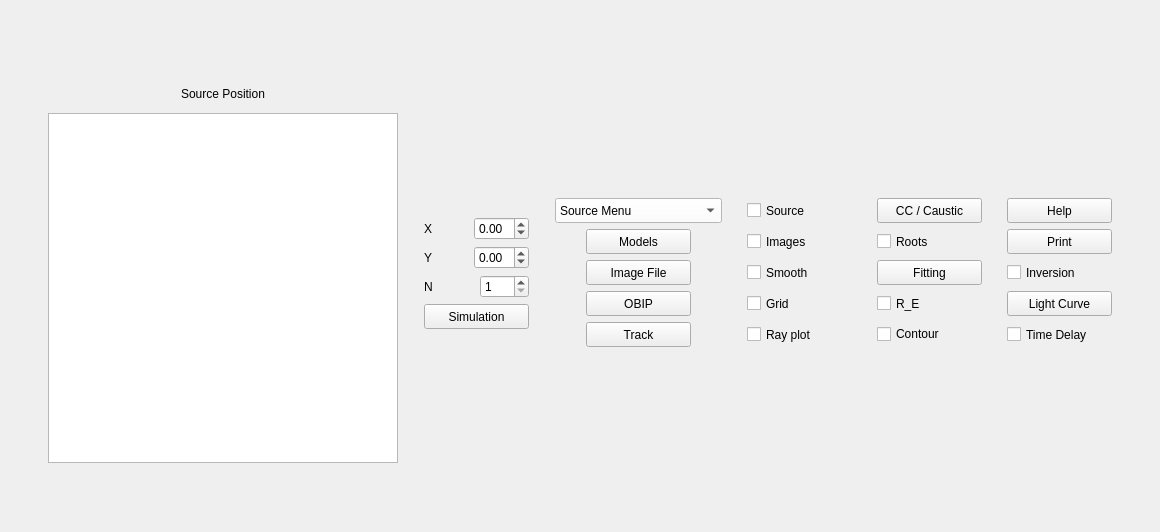
Above: src/gui/forms/mainwindow.ui from Vriur/xfglenses before the change. Below: the same form after it.
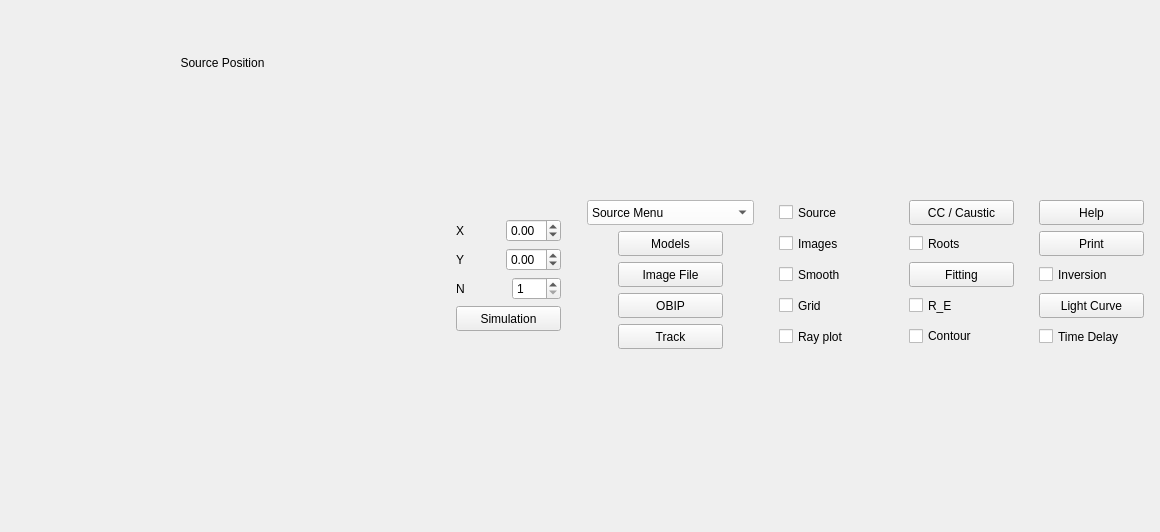
That is the form after the change. Custom widgets are drawn as their Qt base class.

Commit message: Source Graph

```diff
--- a/src/gui/forms/mainwindow.ui
+++ b/src/gui/forms/mainwindow.ui
@@ -102,17 +102,23 @@
            </widget>
           </item>
           <item>
-           <widget class="QGraphicsView" name="graphicsView">
+           <widget class="SourceGraph" name="sourceGraph" native="true">
+            <property name="sizePolicy">
+             <sizepolicy hsizetype="Minimum" vsizetype="Minimum">
+              <horstretch>0</horstretch>
+              <verstretch>0</verstretch>
+             </sizepolicy>
+            </property>
             <property name="minimumSize">
              <size>
-              <width>350</width>
-              <height>350</height>
+              <width>415</width>
+              <height>415</height>
              </size>
             </property>
             <property name="maximumSize">
              <size>
-              <width>350</width>
-              <height>350</height>
+              <width>415</width>
+              <height>415</height>
              </size>
             </property>
            </widget>
@@ -833,6 +839,14 @@
    </layout>
   </widget>
  </widget>
+ <customwidgets>
+  <customwidget>
+   <class>SourceGraph</class>
+   <extends>QWidget</extends>
+   <header location="global">src/gui/headers/sourcegraph.h</header>
+   <container>1</container>
+  </customwidget>
+ </customwidgets>
  <resources/>
  <connections/>
 </ui>
```
The commit also changes 11 other files.
